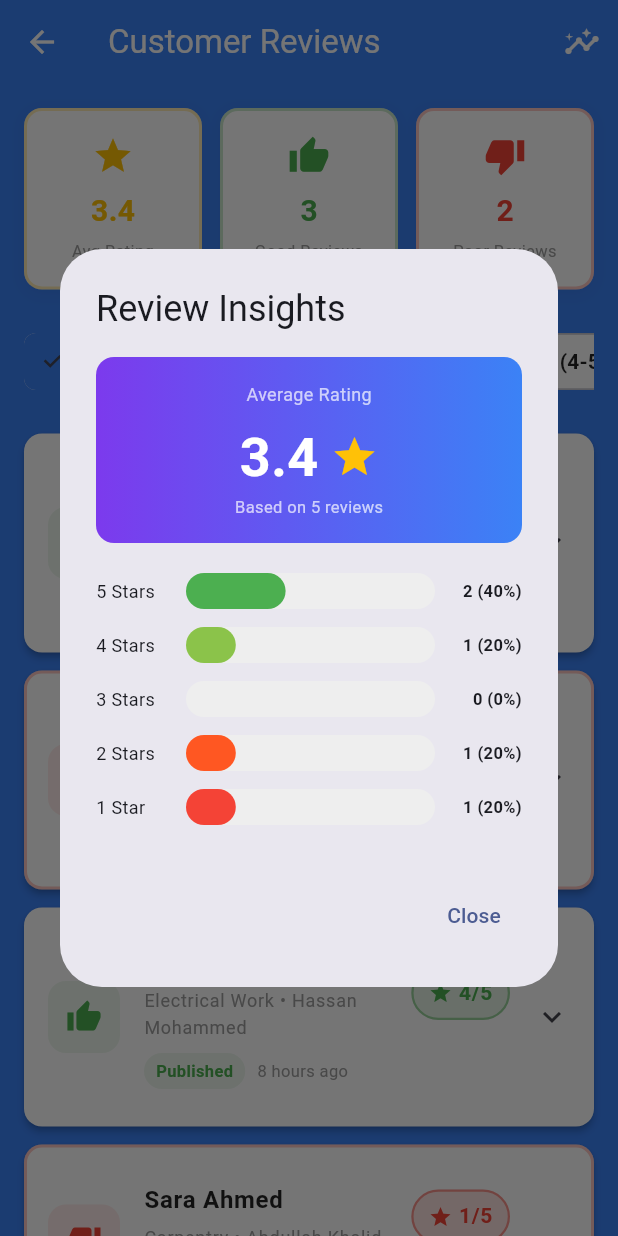
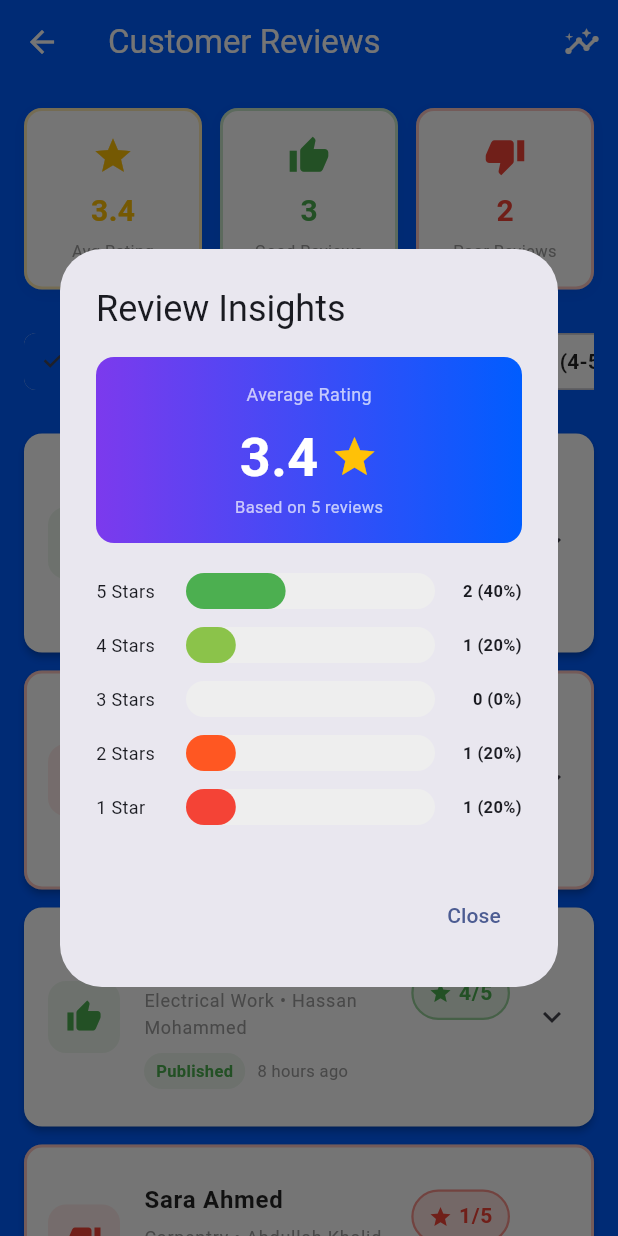
Before and after one commit to WaseeqSiddiqui/HANDYMAN_Admin_And_Worker_App, a Flutter app: the ReviewsScreen screen opened directly, after a tap on the "insights" icon, on a phone screen of 412 x 824 dp. Run offline on Flutter 3.47's test engine with Material 3 defaults, Android fonts, the phone set to English and light mode, and no system bars; our stand-ins replace open_filex, pdf.

```diff
--- a/lib/admin/reviews_screen.dart
+++ b/lib/admin/reviews_screen.dart
@@ -90,10 +90,10 @@ class _ReviewsScreenState extends State<ReviewsScreen> {
   @override
   Widget build(BuildContext context) {
     return Scaffold(
-      backgroundColor: const Color(0xFF3B82F6), // Updated to match customer app
+      backgroundColor: const Color(0xFF005DFF), // Updated to match customer app
       appBar: AppBar(
         title: const Text('Customer Reviews'),
-        backgroundColor: const Color(0xFF3B82F6), // Updated to deep purple
+        backgroundColor: const Color(0xFF005DFF), // Updated to deep purple
         foregroundColor: Colors.white,
         actions: [
           IconButton(
@@ -218,7 +218,7 @@ class _ReviewsScreenState extends State<ReviewsScreen> {
                 onSelected: (selected) {
                   setState(() => _filterRating = filter);
                 },
-                selectedColor: const Color(0xFF3B82F6), // Updated to deep purple
+                selectedColor: const Color(0xFF005DFF), // Updated to deep purple
                 backgroundColor: Colors.white,
                 labelStyle: TextStyle(
                   color: isSelected ? Colors.white : Colors.black87,
@@ -705,7 +705,7 @@ class _ReviewsScreenState extends State<ReviewsScreen> {
                 padding: const EdgeInsets.all(16),
                 decoration: BoxDecoration(
                   gradient: const LinearGradient(
-                    colors: [Color(0xFF7C3AED), Color(0xFF3B82F6)], // Updated to deep purple gradient
+                    colors: [Color(0xFF7C3AED), Color(0xFF005DFF)], // Updated to deep purple gradient
                   ),
                   borderRadius: BorderRadius.circular(12),
                 ),
--- a/lib/screens/dashboard/complete_admin_dashboard.dart
+++ b/lib/screens/dashboard/complete_admin_dashboard.dart
@@ -81,7 +81,7 @@ class AdminDashboardState extends State<AdminDashboard> {
           englishStyle: const TextStyle(fontSize: 16, fontWeight: FontWeight.w600),
           arabicStyle: const TextStyle(fontSize: 14, fontWeight: FontWeight.w600),
         ),
-        backgroundColor: const Color(0xFF3B82F6), // Electric Blue as primary
+        backgroundColor: const Color(0xFF005DFF), // Electric Blue as primary
         foregroundColor: Colors.white,
         elevation: 0,
         actions: [
```
